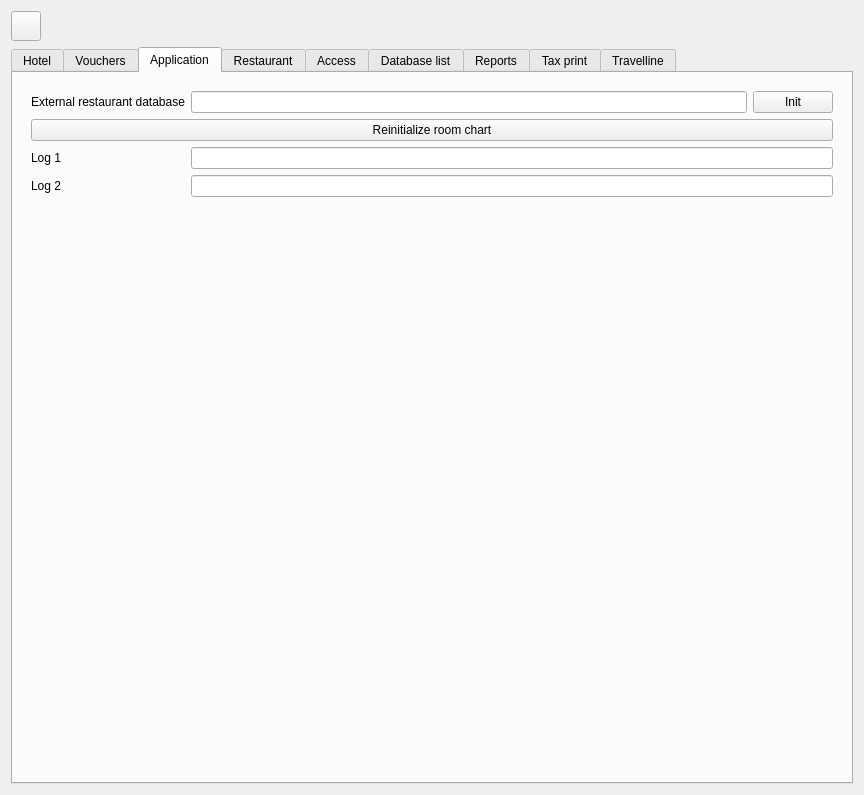
Old version of the form Resort/wglobaldbconfig.ui in the repository End1-1/Resort.
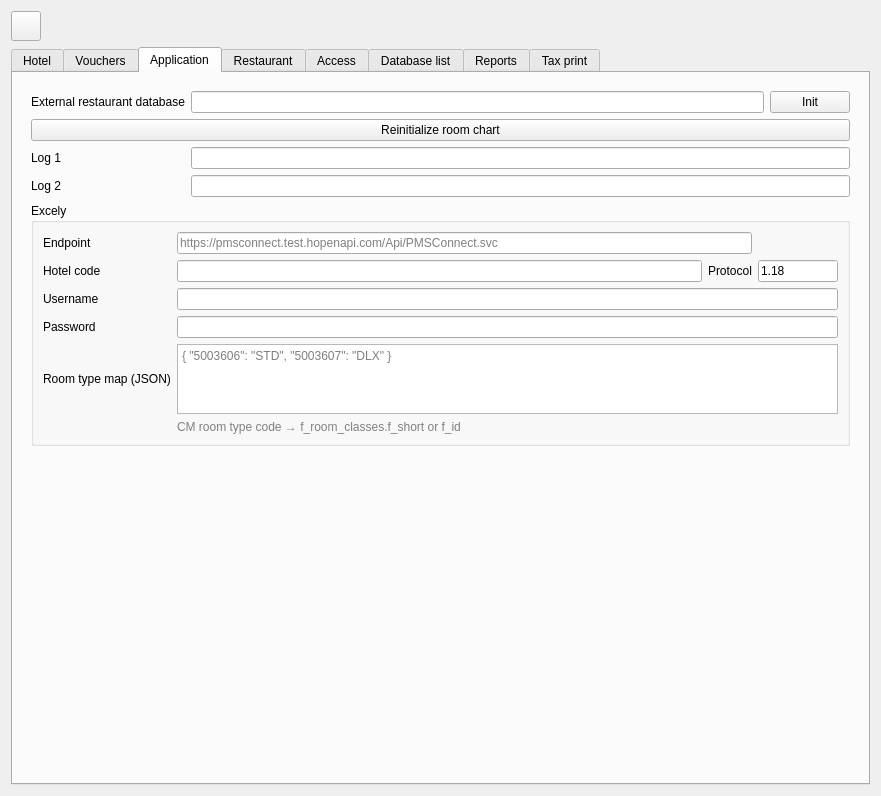
New version of the form. The open tabs and pages were chosen to show the change. Icons and pictures are not drawn. Custom widgets are drawn as their Qt base class.

Diff of the .ui file:
```diff
--- a/Resort/wglobaldbconfig.ui
+++ b/Resort/wglobaldbconfig.ui
@@ -6,8 +6,8 @@
    <rect>
     <x>0</x>
     <y>0</y>
-    <width>863</width>
-    <height>741</height>
+    <width>881</width>
+    <height>796</height>
    </rect>
   </property>
   <property name="windowTitle">
@@ -32,7 +32,7 @@
       <item row="0" column="1">
        <spacer name="horizontalSpacer_3">
         <property name="orientation">
-         <enum>Qt::Horizontal</enum>
+         <enum>Qt::Orientation::Horizontal</enum>
         </property>
         <property name="sizeHint" stdset="0">
          <size>
@@ -180,7 +180,7 @@
             <item row="25" column="1">
              <spacer name="verticalSpacer_2">
               <property name="orientation">
-               <enum>Qt::Vertical</enum>
+               <enum>Qt::Orientation::Vertical</enum>
               </property>
               <property name="sizeHint" stdset="0">
                <size>
@@ -353,7 +353,7 @@
          <item row="0" column="2">
           <spacer name="horizontalSpacer_2">
            <property name="orientation">
-            <enum>Qt::Horizontal</enum>
+            <enum>Qt::Orientation::Horizontal</enum>
            </property>
            <property name="sizeHint" stdset="0">
             <size>
@@ -373,7 +373,7 @@
          <item row="1" column="2">
           <spacer name="horizontalSpacer">
            <property name="orientation">
-            <enum>Qt::Horizontal</enum>
+            <enum>Qt::Orientation::Horizontal</enum>
            </property>
            <property name="sizeHint" stdset="0">
             <size>
@@ -392,7 +392,7 @@
             <item row="11" column="2">
              <spacer name="verticalSpacer">
               <property name="orientation">
-               <enum>Qt::Vertical</enum>
+               <enum>Qt::Orientation::Vertical</enum>
               </property>
               <property name="sizeHint" stdset="0">
                <size>
@@ -631,7 +631,7 @@
        <item row="17" column="1">
         <spacer name="verticalSpacer_5">
          <property name="orientation">
-          <enum>Qt::Vertical</enum>
+          <enum>Qt::Orientation::Vertical</enum>
          </property>
          <property name="sizeHint" stdset="0">
           <size>
@@ -782,16 +782,6 @@
        <item>
         <widget class="QWidget" name="widget_10" native="true">
          <layout class="QGridLayout" name="gridLayout_6">
-          <item row="0" column="1">
-           <widget class="QLineEdit" name="leExternalRestaurantDb"/>
-          </item>
-          <item row="2" column="0">
-           <widget class="QLabel" name="label_52">
-            <property name="text">
-             <string>Log 1</string>
-            </property>
-           </widget>
-          </item>
           <item row="0" column="0">
            <widget class="QLabel" name="label_44">
             <property name="text">
@@ -799,6 +789,16 @@
             </property>
            </widget>
           </item>
+          <item row="0" column="1">
+           <widget class="QLineEdit" name="leExternalRestaurantDb"/>
+          </item>
+          <item row="3" column="0">
+           <widget class="QLabel" name="label_53">
+            <property name="text">
+             <string>Log 2</string>
+            </property>
+           </widget>
+          </item>
           <item row="0" column="2">
            <widget class="QPushButton" name="btnInitExtRestData">
             <property name="text">
@@ -806,18 +806,8 @@
             </property>
            </widget>
           </item>
-          <item row="4" column="1">
-           <spacer name="verticalSpacer_4">
-            <property name="orientation">
-             <enum>Qt::Vertical</enum>
-            </property>
-            <property name="sizeHint" stdset="0">
-             <size>
-              <width>20</width>
-              <height>491</height>
-             </size>
-            </property>
-           </spacer>
+          <item row="3" column="1" colspan="2">
+           <widget class="QLineEdit" name="leLog2"/>
           </item>
           <item row="1" column="0" colspan="3">
            <widget class="QPushButton" name="btnCorrectRoomChart">
@@ -826,18 +816,135 @@
             </property>
            </widget>
           </item>
-          <item row="3" column="0">
-           <widget class="QLabel" name="label_53">
-            <property name="text">
-             <string>Log 2</string>
-            </property>
-           </widget>
-          </item>
           <item row="2" column="1" colspan="2">
            <widget class="QLineEdit" name="leLog1"/>
           </item>
-          <item row="3" column="1" colspan="2">
-           <widget class="QLineEdit" name="leLog2"/>
+          <item row="5" column="1">
+           <spacer name="verticalSpacer_4">
+            <property name="orientation">
+             <enum>Qt::Orientation::Vertical</enum>
+            </property>
+            <property name="sizeHint" stdset="0">
+             <size>
+              <width>20</width>
+              <height>491</height>
+             </size>
+            </property>
+           </spacer>
+          </item>
+          <item row="2" column="0">
+           <widget class="QLabel" name="label_52">
+            <property name="text">
+             <string>Log 1</string>
+            </property>
+           </widget>
+          </item>
+          <item row="4" column="0" colspan="3">
+           <widget class="QGroupBox" name="gbExcely">
+            <property name="title">
+             <string>Excely</string>
+            </property>
+            <layout class="QGridLayout" name="gridLayoutExcely">
+             <item row="0" column="0">
+              <widget class="QLabel" name="lbExcelyEndpoint">
+               <property name="text">
+                <string>Endpoint</string>
+               </property>
+              </widget>
+             </item>
+             <item row="0" column="1" colspan="2">
+              <widget class="QLineEdit" name="leExcelyEndpoint">
+               <property name="placeholderText">
+                <string>https://pmsconnect.test.hopenapi.com/Api/PMSConnect.svc</string>
+               </property>
+              </widget>
+             </item>
+             <item row="1" column="0">
+              <widget class="QLabel" name="lbExcelyHotelCode">
+               <property name="text">
+                <string>Hotel code</string>
+               </property>
+              </widget>
+             </item>
+             <item row="1" column="1">
+              <widget class="QLineEdit" name="leExcelyHotelCode"/>
+             </item>
+             <item row="1" column="2">
+              <widget class="QLabel" name="lbExcelyProtocol">
+               <property name="text">
+                <string>Protocol</string>
+               </property>
+              </widget>
+             </item>
+             <item row="1" column="3">
+              <widget class="QLineEdit" name="leExcelyProtocolVersion">
+               <property name="maximumSize">
+                <size>
+                 <width>80</width>
+                 <height>16777215</height>
+                </size>
+               </property>
+               <property name="text">
+                <string>1.18</string>
+               </property>
+              </widget>
+             </item>
+             <item row="2" column="0">
+              <widget class="QLabel" name="lbExcelyUsername">
+               <property name="text">
+                <string>Username</string>
+               </property>
+              </widget>
+             </item>
+             <item row="2" column="1" colspan="3">
+              <widget class="QLineEdit" name="leExcelyUsername"/>
+             </item>
+             <item row="3" column="0">
+              <widget class="QLabel" name="lbExcelyPassword">
+               <property name="text">
+                <string>Password</string>
+               </property>
+              </widget>
+             </item>
+             <item row="3" column="1" colspan="3">
+              <widget class="QLineEdit" name="leExcelyPassword">
+               <property name="echoMode">
+                <enum>QLineEdit::EchoMode::Password</enum>
+               </property>
+              </widget>
+             </item>
+             <item row="4" column="0">
+              <widget class="QLabel" name="lbExcelyRoomTypeMap">
+               <property name="text">
+                <string>Room type map (JSON)</string>
+               </property>
+              </widget>
+             </item>
+             <item row="4" column="1" colspan="3">
+              <widget class="QPlainTextEdit" name="teExcelyRoomTypeMap">
+               <property name="maximumSize">
+                <size>
+                 <width>16777215</width>
+                 <height>100</height>
+                </size>
+               </property>
+               <property name="placeholderText">
+                <string>{ &quot;5003606&quot;: &quot;STD&quot;, &quot;5003607&quot;: &quot;DLX&quot; }</string>
+               </property>
+              </widget>
+             </item>
+             <item row="5" column="1" colspan="3">
+              <widget class="QLabel" name="lbExcelyRoomTypeMapHint">
+               <property name="styleSheet">
+                <string notr="true">color: gray;</string>
+               </property>
+               <property name="text">
+                <string>CM room type code → f_room_classes.f_short or f_id</string>
+               </property>
+              </widget>
+             </item>
+            </layout>
+           </widget>
           </item>
          </layout>
         </widget>
@@ -954,7 +1061,7 @@
           <item>
            <spacer name="horizontalSpacer_4">
             <property name="orientation">
-             <enum>Qt::Horizontal</enum>
+             <enum>Qt::Orientation::Horizontal</enum>
             </property>
             <property name="sizeHint" stdset="0">
              <size>
@@ -1047,7 +1154,7 @@
              <item row="9" column="3">
               <spacer name="verticalSpacer_3">
                <property name="orientation">
-                <enum>Qt::Vertical</enum>
+                <enum>Qt::Orientation::Vertical</enum>
                </property>
                <property name="sizeHint" stdset="0">
                 <size>
@@ -1236,7 +1343,7 @@
           <item>
            <spacer name="horizontalSpacer_5">
             <property name="orientation">
-             <enum>Qt::Horizontal</enum>
+             <enum>Qt::Orientation::Horizontal</enum>
             </property>
             <property name="sizeHint" stdset="0">
              <size>
@@ -1252,13 +1359,13 @@
        <item>
         <widget class="EQTableWidget" name="tblAccess">
          <property name="editTriggers">
-          <set>QAbstractItemView::NoEditTriggers</set>
+          <set>QAbstractItemView::EditTrigger::NoEditTriggers</set>
          </property>
          <property name="selectionMode">
-          <enum>QAbstractItemView::SingleSelection</enum>
+          <enum>QAbstractItemView::SelectionMode::SingleSelection</enum>
          </property>
          <property name="selectionBehavior">
-          <enum>QAbstractItemView::SelectRows</enum>
+          <enum>QAbstractItemView::SelectionBehavior::SelectRows</enum>
          </property>
         </widget>
        </item>
@@ -1333,7 +1440,7 @@
           <item>
            <spacer name="horizontalSpacer_6">
             <property name="orientation">
-             <enum>Qt::Horizontal</enum>
+             <enum>Qt::Orientation::Horizontal</enum>
             </property>
             <property name="sizeHint" stdset="0">
              <size>
@@ -1464,7 +1571,7 @@
               <item>
                <spacer name="horizontalSpacer_11">
                 <property name="orientation">
-                 <enum>Qt::Horizontal</enum>
+                 <enum>Qt::Orientation::Horizontal</enum>
                 </property>
                 <property name="sizeHint" stdset="0">
                  <size>
@@ -1508,7 +1615,7 @@
               <item>
                <spacer name="horizontalSpacer_12">
                 <property name="orientation">
-                 <enum>Qt::Horizontal</enum>
+                 <enum>Qt::Orientation::Horizontal</enum>
                 </property>
                 <property name="sizeHint" stdset="0">
                  <size>
@@ -1555,7 +1662,7 @@
               <item row="6" column="1">
                <spacer name="verticalSpacer_6">
                 <property name="orientation">
-                 <enum>Qt::Vertical</enum>
+                 <enum>Qt::Orientation::Vertical</enum>
                 </property>
                 <property name="sizeHint" stdset="0">
                  <size>
@@ -1589,7 +1696,7 @@
               <item row="1" column="1">
                <widget class="QCheckBox" name="chrpReadyOnly">
                 <property name="layoutDirection">
-                 <enum>Qt::LeftToRight</enum>
+                 <enum>Qt::LayoutDirection::LeftToRight</enum>
                 </property>
                 <property name="text">
                  <string/>
@@ -1599,7 +1706,7 @@
               <item row="2" column="2">
                <spacer name="horizontalSpacer_13">
                 <property name="orientation">
-                 <enum>Qt::Horizontal</enum>
+                 <enum>Qt::Orientation::Horizontal</enum>
                 </property>
                 <property name="sizeHint" stdset="0">
                  <size>
@@ -1656,7 +1763,7 @@
            <item>
             <widget class="EQTableWidget" name="tblMonthly">
              <property name="editTriggers">
-              <set>QAbstractItemView::NoEditTriggers</set>
+              <set>QAbstractItemView::EditTrigger::NoEditTriggers</set>
              </property>
              <column>
               <property name="text">
@@ -1690,7 +1797,7 @@
            <item>
             <widget class="EQTableWidget" name="tblCardexAnalysis">
              <property name="editTriggers">
-              <set>QAbstractItemView::NoEditTriggers</set>
+              <set>QAbstractItemView::EditTrigger::NoEditTriggers</set>
              </property>
              <column>
               <property name="text">
@@ -1760,7 +1867,7 @@
               <item>
                <spacer name="horizontalSpacer_10">
                 <property name="orientation">
-                 <enum>Qt::Horizontal</enum>
+                 <enum>Qt::Orientation::Horizontal</enum>
                 </property>
                 <property name="sizeHint" stdset="0">
                  <size>
@@ -1800,7 +1907,7 @@
            <item>
             <spacer name="verticalSpacer_7">
              <property name="orientation">
-              <enum>Qt::Vertical</enum>
+              <enum>Qt::Orientation::Vertical</enum>
              </property>
              <property name="sizeHint" stdset="0">
               <size>
@@ -1868,7 +1975,7 @@
           <item>
            <spacer name="horizontalSpacer_8">
             <property name="orientation">
-             <enum>Qt::Horizontal</enum>
+             <enum>Qt::Orientation::Horizontal</enum>
             </property>
             <property name="sizeHint" stdset="0">
              <size>
@@ -1884,13 +1991,13 @@
        <item>
         <widget class="EQTableWidget" name="tblTax">
          <property name="editTriggers">
-          <set>QAbstractItemView::NoEditTriggers</set>
+          <set>QAbstractItemView::EditTrigger::NoEditTriggers</set>
          </property>
          <property name="selectionMode">
-          <enum>QAbstractItemView::SingleSelection</enum>
+          <enum>QAbstractItemView::SelectionMode::SingleSelection</enum>
          </property>
          <property name="selectionBehavior">
-          <enum>QAbstractItemView::SelectRows</enum>
+          <enum>QAbstractItemView::SelectionBehavior::SelectRows</enum>
          </property>
          <column>
           <property name="text">
@@ -1926,50 +2033,6 @@
        </item>
       </layout>
      </widget>
-     <widget class="QWidget" name="tab_14">
-      <attribute name="title">
-       <string>Travelline</string>
-      </attribute>
-      <layout class="QGridLayout" name="gridLayout_11">
-       <item row="1" column="1">
-        <spacer name="verticalSpacer_8">
-         <property name="orientation">
-          <enum>Qt::Vertical</enum>
-         </property>
-         <property name="sizeHint" stdset="0">
-          <size>
-           <width>20</width>
-           <height>536</height>
-          </size>
-         </property>
-        </spacer>
-       </item>
-       <item row="0" column="0" colspan="2">
-        <widget class="QWidget" name="widget_7" native="true">
-         <property name="minimumSize">
-          <size>
-           <width>0</width>
-           <height>0</height>
-          </size>
-         </property>
-         <layout class="QHBoxLayout" name="horizontalLayout">
-          <property name="leftMargin">
-           <number>0</number>
-          </property>
-          <property name="topMargin">
-           <number>0</number>
-          </property>
-          <property name="rightMargin">
-           <number>0</number>
-          </property>
-          <property name="bottomMargin">
-           <number>0</number>
-          </property>
-         </layout>
-        </widget>
-       </item>
-      </layout>
-     </widget>
     </widget>
    </item>
   </layout>
```
